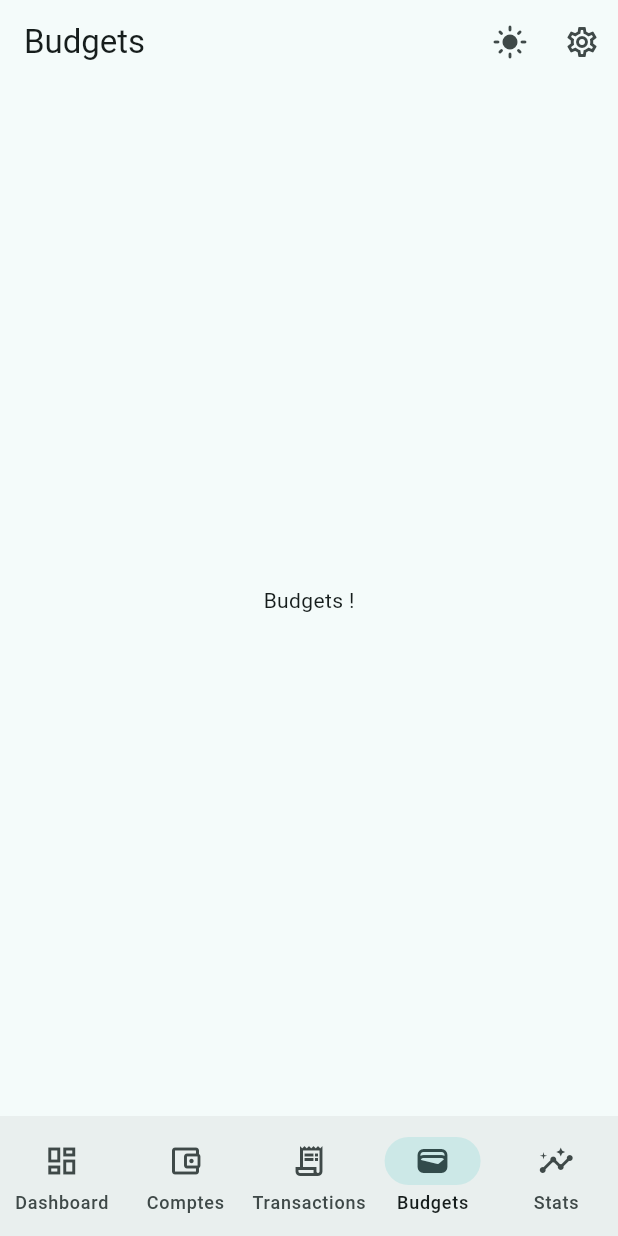
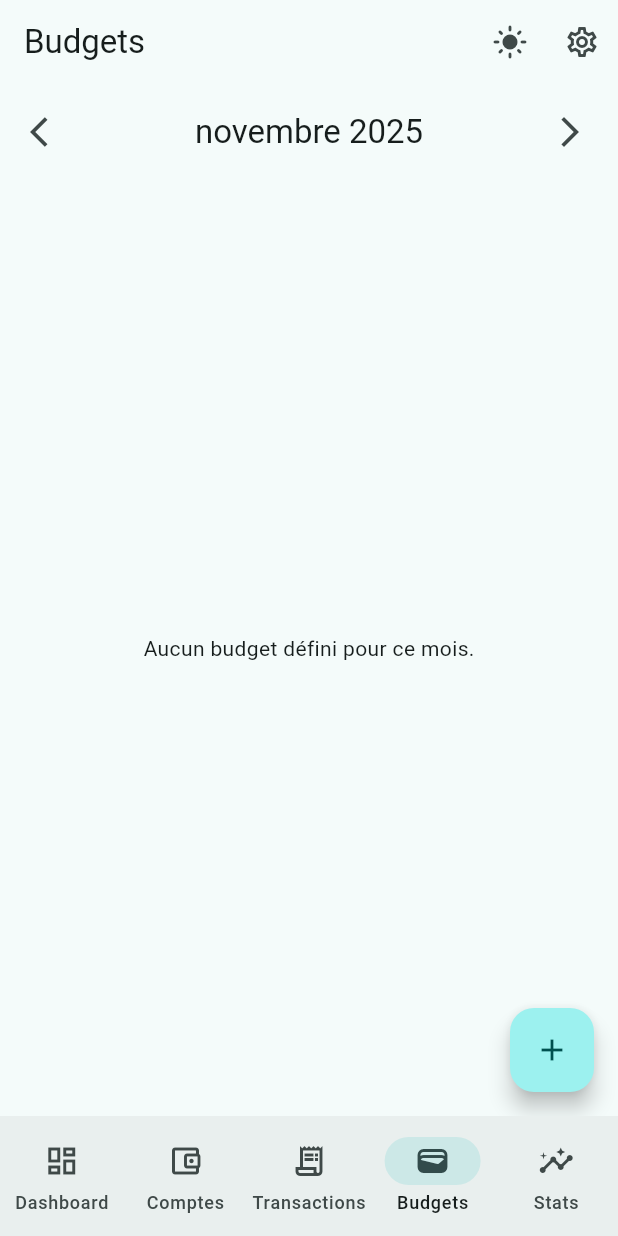
Before and after one commit to Cyriel89/budget_buddy, a Flutter app: the screen it shows after launch, item 4 of the bottom bar chosen, on a phone screen of 412 x 824 dp. Run offline on Flutter 3.47's test engine with Material 3 defaults, Android fonts, the phone set to English and light mode, and no system bars; our stand-ins replace drift, flutter_riverpod, go_router; accounts and stored records are empty; generated files the repository leaves out were written again.

Commit message:
feat(ui): Edit budget screen

```diff
--- a/lib/data/database/app_database.dart
+++ b/lib/data/database/app_database.dart
@@ -23,7 +23,7 @@ class AppDatabase extends _$AppDatabase {
   AppDatabase() : super(_openConnection());
 
   @override
-  int get schemaVersion => 2;
+  int get schemaVersion => 3;
 
   @override
   MigrationStrategy get migration => MigrationStrategy(
@@ -31,7 +31,9 @@ class AppDatabase extends _$AppDatabase {
       await m.createAll();
     },
     onUpgrade: (m, from, to) async {
-      await m.createAll();
+      if (from < 3) {
+        await m.createTable(budgets);
+      }
     },
   );
 }
--- a/lib/features/budgets/selected_month_provider.dart
+++ b/lib/features/budgets/selected_month_provider.dart
@@ -12,13 +12,13 @@ class SelectedMonthNotifier extends Notifier<String> {
   }
 
   void goToPreviousMonth() {
-    final current = DateTime.parse('${state}-01');
+    final current = DateTime.parse('$state-01');
     final previous = DateTime(current.year, current.month - 1, 1);
     state = DateFormat('yyyy-MM').format(previous);
   }
 
   void goToNextMonth() {
-    final current = DateTime.parse('${state}-01');
+    final current = DateTime.parse('$state-01');
     final next = DateTime(current.year, current.month + 1, 1);
     state = DateFormat('yyyy-MM').format(next);
   }
--- a/lib/main.dart
+++ b/lib/main.dart
@@ -4,8 +4,12 @@ import 'core/theme/app_theme.dart';
 import 'presentation/routes/app_router.dart';
 import 'core/theme/theme_mode_provider.dart'; // <-- importe le provider partagé
 
-void main() {
+import 'package:intl/date_symbol_data_local.dart';
+import 'package:intl/intl.dart';
+
+void main() async {
   WidgetsFlutterBinding.ensureInitialized();
+  await initializeDateFormatting(Intl.systemLocale, null);
   runApp(const ProviderScope(child: BudgetBuddyApp()));
 }
 
--- a/lib/presentation/screens/budgets_screen.dart
+++ b/lib/presentation/screens/budgets_screen.dart
@@ -1,13 +1,72 @@
 import 'package:flutter/material.dart';
 import 'package:flutter_riverpod/flutter_riverpod.dart';
 import 'package:go_router/go_router.dart';
+import 'package:intl/intl.dart';
+
 import '../../core/theme/theme_mode_provider.dart';
+import '../../data/database/db_providers.dart';
+import 'package:budget_buddy/data/database/app_database.dart';
+import '../../features/budgets/selected_month_provider.dart';
+import '../../features/budgets/budgets_provider.dart';
 
 class BudgetsScreen extends ConsumerWidget {
   const BudgetsScreen({super.key});
+
+  void _showAddBudgetDialog(BuildContext context, WidgetRef ref) {
+    final month = ref.read(selectedMonthProvider);
+    final dao = ref.read(budgetDaoProvider);
+
+    showDialog(
+      context: context,
+      builder: (ctx) => AlertDialog(
+        title: const Text('Ajouter Budget Test'),
+        content: Text(
+          'Ajouter un budget de 300.0 EUR pour le mois de $month, Catégorie 1 (Dépense) ?',
+        ),
+        actions: [
+          TextButton(
+            onPressed: () => Navigator.of(ctx).pop(),
+            child: const Text('Annuler'),
+          ),
+          TextButton(
+            onPressed: () async {
+              try {
+                await dao.insertBudget(
+                  BudgetsCompanion.insert(
+                    month: month,
+                    categoryId: 1,
+                    plannedAmount: 300.0,
+                  ),
+                );
+                if (!ctx.mounted) return;
+                Navigator.of(ctx).pop();
+                ScaffoldMessenger.of(context).showSnackBar(
+                  const SnackBar(content: Text('Budget test ajouté !')),
+                );
+              } catch (e) {
+                if (!context.mounted) return;
+                ScaffoldMessenger.of(
+                  context,
+                ).showSnackBar(SnackBar(content: Text('Erreur: $e')));
+              }
+            },
+            child: const Text('Ajouter'),
+          ),
+        ],
+      ),
+    );
+  }
+
   @override
   Widget build(BuildContext context, WidgetRef ref) {
-    final mode = ref.watch(themeModeProvider); // ThemeMode courant
+    final mode = ref.watch(themeModeProvider);
+    final selectedMonth = ref.watch(selectedMonthProvider);
+    final budgetsAsync = ref.watch(monthlyBudgetsProvider);
+
+    // Le nom du mois formaté (ex: Novembre 2025)
+    final date = DateTime.parse('$selectedMonth-01');
+    final formattedMonth = DateFormat('MMMM yyyy', 'fr').format(date);
+
     return Scaffold(
       appBar: AppBar(
         title: const Text('Budgets'),
@@ -25,7 +84,73 @@ class BudgetsScreen extends ConsumerWidget {
           ),
         ],
       ),
-      body: const Center(child: Text('Budgets !')),
+
+      floatingActionButton: FloatingActionButton(
+        onPressed: () => _showAddBudgetDialog(context, ref),
+        tooltip: 'Ajouter un Budget Test',
+        child: const Icon(Icons.add),
+      ),
+
+      body: Column(
+        children: [
+          // Sélecteur de mois
+          Padding(
+            padding: const EdgeInsets.all(8.0),
+            child: Row(
+              mainAxisAlignment: MainAxisAlignment.spaceBetween,
+              children: [
+                IconButton(
+                  icon: const Icon(Icons.arrow_back_ios),
+                  onPressed: () => ref
+                      .read(selectedMonthProvider.notifier)
+                      .goToPreviousMonth(),
+                ),
+                Text(
+                  formattedMonth,
+                  style: Theme.of(context).textTheme.titleLarge,
+                ),
+                IconButton(
+                  icon: const Icon(Icons.arrow_forward_ios),
+                  onPressed: () =>
+                      ref.read(selectedMonthProvider.notifier).goToNextMonth(),
+                ),
+              ],
+            ),
+          ),
+
+          // Liste des Budgets pour le mois sélectionné
+          Expanded(
+            child: budgetsAsync.when(
+              data: (budgets) {
+                if (budgets.isEmpty) {
+                  return const Center(
+                    child: Text('Aucun budget défini pour ce mois.'),
+                  );
+                }
+                return ListView.builder(
+                  itemCount: budgets.length,
+                  itemBuilder: (context, index) {
+                    final b = budgets[index];
+                    // Idéalement, vous voudriez aussi récupérer le nom de la catégorie (Category.name)
+                    // mais cela nécessite d'utiliser une Jointure dans Drift ou de lire le CategoryDao séparément.
+                    return ListTile(
+                      title: Text('Catégorie ID: ${b.categoryId}'),
+                      subtitle: Text('Mois: ${b.month}'),
+                      trailing: Text(
+                        'Prévu: ${b.plannedAmount.toStringAsFixed(2)} €',
+                      ),
+                      // Vous pouvez ajouter ici la barre de progression (Planned vs Actual)
+                    );
+                  },
+                );
+              },
+              loading: () => const Center(child: CircularProgressIndicator()),
+              error: (e, s) =>
+                  Center(child: Text('Erreur chargement budgets: $e')),
+            ),
+          ),
+        ],
+      ),
     );
   }
 }
```
